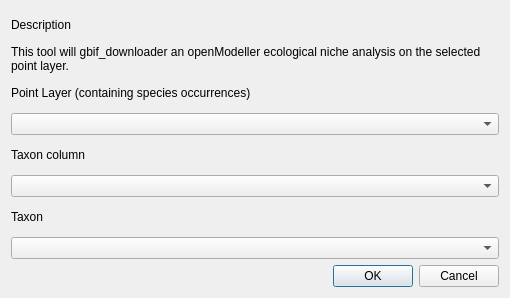
kartoza/SpeciesExplorer, file species_explorer/openmodeller_dialog_base.ui: the form before one commit.
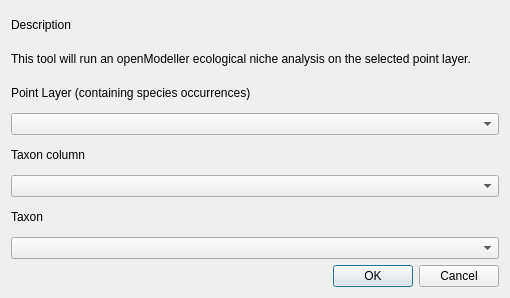
The form after the commit.

Commit message: Dont show CRS dialog when adding a layer

Patch:
```diff
--- a/species_explorer/openmodeller_dialog_base.ui
+++ b/species_explorer/openmodeller_dialog_base.ui
@@ -41,7 +41,7 @@
    <item row="1" column="0">
     <widget class="QLabel" name="label_3">
      <property name="text">
-      <string>This tool will gbif_downloader an openModeller ecological niche analysis on the selected point layer.</string>
+      <string>This tool will run an openModeller ecological niche analysis on the selected point layer.</string>
      </property>
      <property name="wordWrap">
       <bool>true</bool>
```
Left out of the diff: 2 changed lines with no effect on the pictures. The commit also changes 2 other files.
